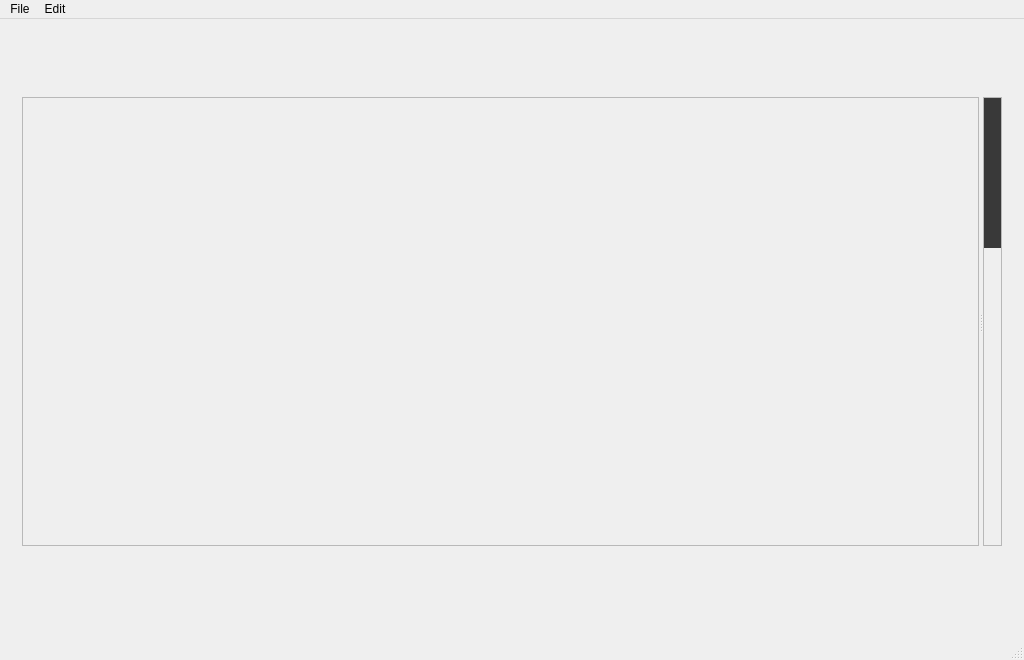
chrisjgell/djoolea, file gui/core/DjooleaWindow.ui: the form before one commit.
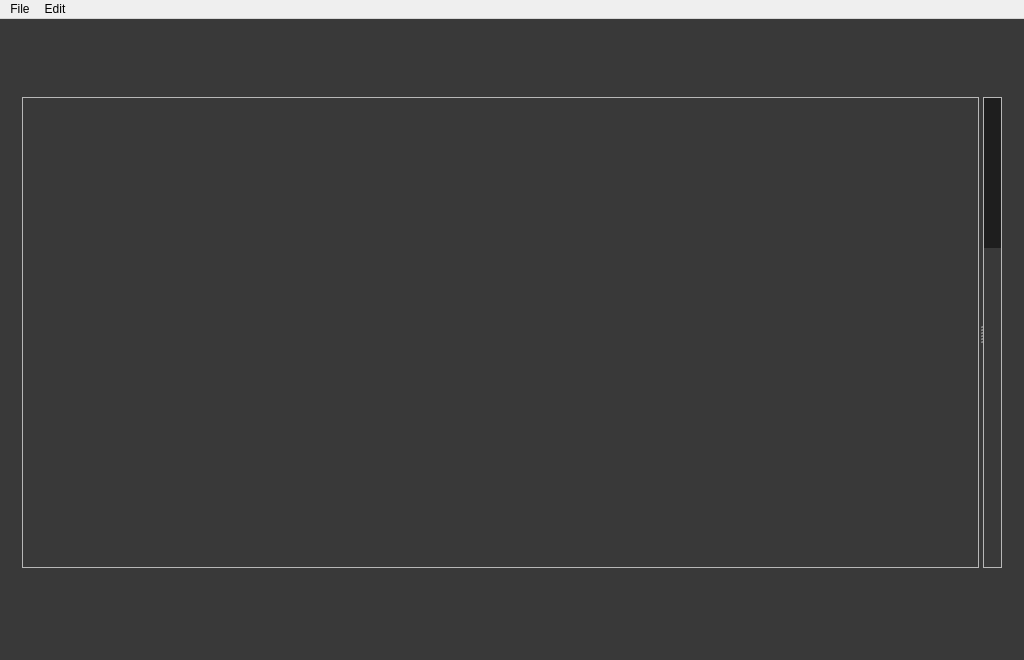
The form after the commit.

The edit to the form file:
```diff
--- a/gui/core/DjooleaWindow.ui
+++ b/gui/core/DjooleaWindow.ui
@@ -14,9 +14,18 @@
    <string>Djoolea</string>
   </property>
   <property name="styleSheet">
-   <string notr="true">QFrame#trackInfo {
+   <string notr="true">QWidget#centralWidget {
 	background: rgb(57, 57, 57)
 }
+
+QFrame#trackInfo {
+	background: rgb(30, 30, 30 )
+}
+
+QFrame#controlsFrame {
+	background: rgb(57, 57, 57)
+}
+
 </string>
   </property>
   <widget class="QWidget" name="centralWidget">
@@ -32,6 +41,12 @@
    <layout class="QVBoxLayout" name="verticalLayout">
     <item>
      <widget class="QFrame" name="headerFrame">
+      <property name="sizePolicy">
+       <sizepolicy hsizetype="Expanding" vsizetype="Preferred">
+        <horstretch>0</horstretch>
+        <verstretch>0</verstretch>
+       </sizepolicy>
+      </property>
       <property name="minimumSize">
        <size>
         <width>0</width>
@@ -202,7 +217,6 @@
    <addaction name="menuSettings"/>
    <addaction name="menuEdit"/>
   </widget>
-  <widget class="QStatusBar" name="statusBar"/>
  </widget>
  <layoutdefault spacing="6" margin="11"/>
  <resources/>
```
